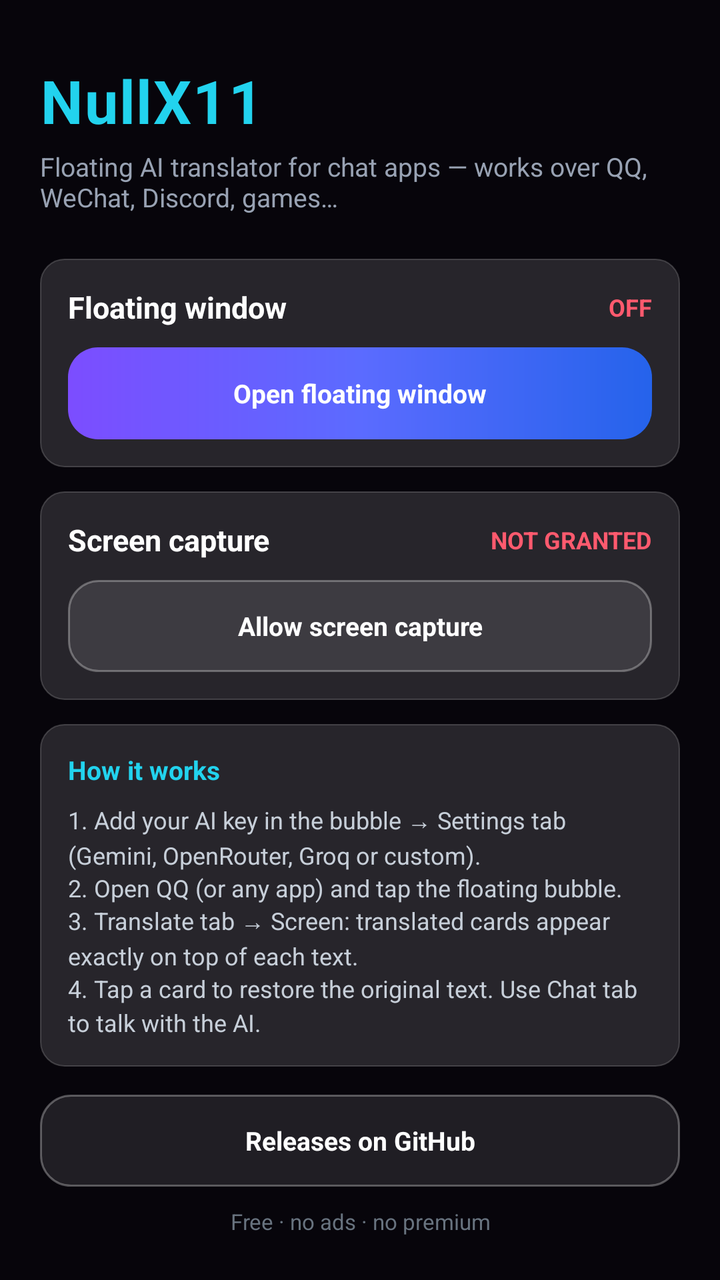
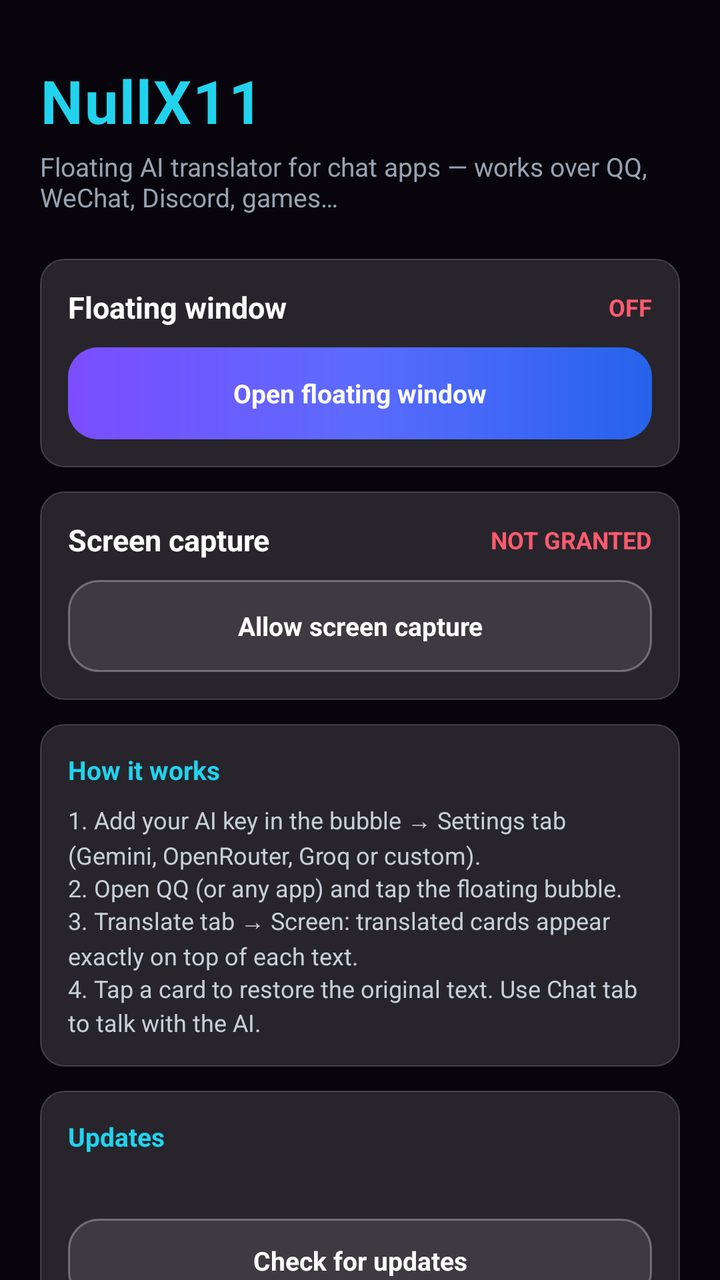

An Android layout rendered at two revisions. The XML below is the earlier revision; the diff shows what the commit changed to produce the second picture.
<!-- AndroidManifest.xml: application theme Theme.NullX11 -->
<!-- res/layout/activity_main.xml -->
<?xml version="1.0" encoding="utf-8"?>
<ScrollView xmlns:android="http://schemas.android.com/apk/res/android"
    android:layout_width="match_parent"
    android:layout_height="match_parent"
    android:fillViewport="true"
    android:scrollbars="none">

    <LinearLayout
        android:layout_width="match_parent"
        android:layout_height="wrap_content"
        android:orientation="vertical"
        android:padding="20dp">

        <TextView
            android:layout_width="wrap_content"
            android:layout_height="wrap_content"
            android:layout_marginTop="10dp"
            android:letterSpacing="0.02"
            android:text="@string/hero_title"
            android:textColor="#22D3EE"
            android:textSize="30sp"
            android:textStyle="bold" />

        <TextView
            android:layout_width="match_parent"
            android:layout_height="wrap_content"
            android:layout_marginTop="4dp"
            android:text="@string/hero_sub"
            android:textColor="#98A2B3"
            android:textSize="13sp" />

        <LinearLayout
            android:layout_width="match_parent"
            android:layout_height="wrap_content"
            android:layout_marginTop="22dp"
            android:background="@drawable/bg_input"
            android:orientation="vertical"
            android:padding="14dp">

            <LinearLayout
                android:layout_width="match_parent"
                android:layout_height="wrap_content"
                android:gravity="center_vertical"
                android:orientation="horizontal">

                <TextView
                    android:layout_width="0dp"
                    android:layout_weight="1"
                    android:layout_height="wrap_content"
                    android:text="@string/card_overlay_title"
                    android:textColor="#FFFFFF"
                    android:textSize="15sp"
                    android:textStyle="bold" />

                <TextView
                    android:id="@+id/tvStatusOverlay"
                    android:layout_width="wrap_content"
                    android:layout_height="wrap_content"
                    android:text="@string/status_off"
                    android:textColor="#FF5A6E"
                    android:textSize="12sp"
                    android:textStyle="bold" />
            </LinearLayout>

            <TextView
                android:id="@+id/btnOpenOverlay"
                android:layout_width="match_parent"
                android:layout_height="46dp"
                android:layout_marginTop="10dp"
                android:background="@drawable/bg_btn_primary"
                android:gravity="center"
                android:text="@string/btn_open_overlay"
                android:textColor="#FFFFFF"
                android:textSize="13sp"
                android:textStyle="bold" />
        </LinearLayout>

        <LinearLayout
            android:layout_width="match_parent"
            android:layout_height="wrap_content"
            android:layout_marginTop="12dp"
            android:background="@drawable/bg_input"
            android:orientation="vertical"
            android:padding="14dp">

            <LinearLayout
                android:layout_width="match_parent"
                android:layout_height="wrap_content"
                android:gravity="center_vertical"
                android:orientation="horizontal">

                <TextView
                    android:layout_width="0dp"
                    android:layout_weight="1"
                    android:layout_height="wrap_content"
                    android:text="@string/card_capture_title"
                    android:textColor="#FFFFFF"
                    android:textSize="15sp"
                    android:textStyle="bold" />

                <TextView
                    android:id="@+id/tvStatusCapture"
                    android:layout_width="wrap_content"
                    android:layout_height="wrap_content"
                    android:text="@string/capture_missing"
                    android:textColor="#FF5A6E"
                    android:textSize="12sp"
                    android:textStyle="bold" />
            </LinearLayout>

            <TextView
                android:id="@+id/btnGrantCapture"
                android:layout_width="match_parent"
                android:layout_height="46dp"
                android:layout_marginTop="10dp"
                android:background="@drawable/bg_btn_ghost"
                android:gravity="center"
                android:text="@string/btn_grant_capture"
                android:textColor="#FFFFFF"
                android:textSize="13sp"
                android:textStyle="bold" />
        </LinearLayout>

        <LinearLayout
            android:layout_width="match_parent"
            android:layout_height="wrap_content"
            android:layout_marginTop="12dp"
            android:background="@drawable/bg_input"
            android:orientation="vertical"
            android:padding="14dp">

            <TextView
                android:layout_width="wrap_content"
                android:layout_height="wrap_content"
                android:text="@string/steps_title"
                android:textColor="#22D3EE"
                android:textSize="13sp"
                android:textStyle="bold" />

            <TextView
                android:layout_width="match_parent"
                android:layout_height="wrap_content"
                android:layout_marginTop="8dp"
                android:lineSpacingExtra="3dp"
                android:text="@string/step_1"
                android:textColor="#C7CFD9"
                android:textSize="12sp" />

            <TextView
                android:layout_width="match_parent"
                android:layout_height="wrap_content"
                android:lineSpacingExtra="3dp"
                android:text="@string/step_2"
                android:textColor="#C7CFD9"
                android:textSize="12sp" />

            <TextView
                android:layout_width="match_parent"
                android:layout_height="wrap_content"
                android:lineSpacingExtra="3dp"
                android:text="@string/step_3"
                android:textColor="#C7CFD9"
                android:textSize="12sp" />

            <TextView
                android:layout_width="match_parent"
                android:layout_height="wrap_content"
                android:lineSpacingExtra="3dp"
                android:text="@string/step_4"
                android:textColor="#C7CFD9"
                android:textSize="12sp" />
        </LinearLayout>

        <TextView
            android:id="@+id/btnReleases"
            android:layout_width="match_parent"
            android:layout_height="46dp"
            android:layout_marginTop="14dp"
            android:background="@drawable/bg_btn_ghost"
            android:gravity="center"
            android:text="@string/btn_releases"
            android:textColor="#FFFFFF"
            android:textSize="13sp"
            android:textStyle="bold" />

        <TextView
            android:id="@+id/tvFooter"
            android:layout_width="match_parent"
            android:layout_height="wrap_content"
            android:layout_marginTop="10dp"
            android:layout_marginBottom="8dp"
            android:gravity="center"
            android:text="@string/footer_free"
            android:textColor="#68737F"
            android:textSize="11sp" />
    </LinearLayout>
</ScrollView>
<!-- resources referenced by this layout -->
<resources>
  <!-- drawable bg_btn_ghost (drawable) -->
  <?xml version="1.0" encoding="utf-8"?>
  <shape xmlns:android="http://schemas.android.com/apk/res/android" android:shape="rectangle">
      <corners android:radius="15dp" />
      <solid android:color="#1AFFFFFF" />
      <stroke android:width="1dp" android:color="#4DFFFFFF" />
  </shape>
  <!-- drawable bg_btn_primary (drawable) -->
  <?xml version="1.0" encoding="utf-8"?>
  <shape xmlns:android="http://schemas.android.com/apk/res/android" android:shape="rectangle">
      <corners android:radius="15dp" />
      <gradient
          android:angle="0"
          android:startColor="#7C4DFF"
          android:centerColor="#5B6BFF"
          android:endColor="#2563EB"
          android:type="linear" />
  </shape>
  <!-- drawable bg_input (drawable) -->
  <?xml version="1.0" encoding="utf-8"?>
  <shape xmlns:android="http://schemas.android.com/apk/res/android" android:shape="rectangle">
      <corners android:radius="12dp" />
      <solid android:color="#21FFFFFF" />
      <stroke android:width="0.75dp" android:color="#2EFFFFFF" />
  </shape>
  <string name="btn_grant_capture">Allow screen capture</string>
  <string name="btn_open_overlay">Open floating window</string>
  <string name="btn_releases">Releases on GitHub</string>
  <string name="capture_missing">NOT GRANTED</string>
  <string name="card_capture_title">Screen capture</string>
  <string name="card_overlay_title">Floating window</string>
  <string name="footer_free">Free · no ads · no premium</string>
  <string name="hero_sub">Floating AI translator for chat apps — works over QQ, WeChat, Discord, games…</string>
  <string name="hero_title">NullX11</string>
  <string name="status_off">OFF</string>
  <string name="step_1">1. Add your AI key in the bubble → Settings tab (Gemini, OpenRouter, Groq or custom).</string>
  <string name="step_2">2. Open QQ (or any app) and tap the floating bubble.</string>
  <string name="step_3">3. Translate tab → Screen: translated cards appear exactly on top of each text.</string>
  <string name="step_4">4. Tap a card to restore the original text. Use Chat tab to talk with the AI.</string>
  <string name="steps_title">How it works</string>
  <style name="Theme.NullX11" parent="Theme.Material3.Dark.NoActionBar">
          <item name="android:windowBackground">@color/nxBg</item>
          <item name="colorPrimary">@color/nxAccent</item>
          <item name="android:statusBarColor">@color/nxBg</item>
          <item name="android:navigationBarColor">@color/nxBg</item>
          <item name="android:windowLightStatusBar">false</item>
      </style>
  <color name="nxBg">#FF07050B</color>
  <color name="nxAccent">#7C4DFF</color>
</resources>

<!-- the commit's change to res/layout/activity_main.xml (unified diff, before → after) -->
@@ -170,6 +170,56 @@
                 android:textColor="#C7CFD9"
                 android:textSize="12sp" />
         </LinearLayout>
+
+        <LinearLayout
+            android:layout_width="match_parent"
+            android:layout_height="wrap_content"
+            android:layout_marginTop="12dp"
+            android:background="@drawable/bg_input"
+            android:orientation="vertical"
+            android:padding="14dp">
+
+            <TextView
+                android:layout_width="wrap_content"
+                android:layout_height="wrap_content"
+                android:text="@string/card_updates_title"
+                android:textColor="#22D3EE"
+                android:textSize="13sp"
+                android:textStyle="bold" />
+
+            <TextView
+                android:id="@+id/tvUpdateInfo"
+                android:layout_width="match_parent"
+                android:layout_height="wrap_content"
+                android:layout_marginTop="6dp"
+                android:text=""
+                android:textColor="#C7CFD9"
+                android:textSize="12sp" />
+
+            <TextView
+                android:id="@+id/btnUpdate"
+                android:layout_width="match_parent"
+                android:layout_height="42dp"
+                android:layout_marginTop="10dp"
+                android:background="@drawable/bg_btn_ghost"
+                android:gravity="center"
+                android:text="@string/btn_check_updates"
+                android:textColor="#FFFFFF"
+                android:textSize="13sp"
+                android:textStyle="bold" />
+        </LinearLayout>
+
+        <TextView
+            android:id="@+id/btnBattery"
+            android:layout_width="match_parent"
+            android:layout_height="42dp"
+            android:layout_marginTop="12dp"
+            android:background="@drawable/bg_btn_ghost"
+            android:gravity="center"
+            android:text="@string/btn_battery"
+            android:textColor="#FFFFFF"
+            android:textSize="12sp"
+            android:textStyle="bold" />
 
         <TextView
             android:id="@+id/btnReleases"
<!-- resource entries referenced after the edit -->
@@ -25,12 +25,15 @@
       <solid android:color="#21FFFFFF" />
       <stroke android:width="0.75dp" android:color="#2EFFFFFF" />
   </shape>
+  <string name="btn_battery">Keep app alive — ignore battery optimizations</string>
+  <string name="btn_check_updates">Check for updates</string>
   <string name="btn_grant_capture">Allow screen capture</string>
   <string name="btn_open_overlay">Open floating window</string>
   <string name="btn_releases">Releases on GitHub</string>
   <string name="capture_missing">NOT GRANTED</string>
   <string name="card_capture_title">Screen capture</string>
   <string name="card_overlay_title">Floating window</string>
+  <string name="card_updates_title">Updates</string>
   <string name="footer_free">Free · no ads · no premium</string>
   <string name="hero_sub">Floating AI translator for chat apps — works over QQ, WeChat, Discord, games…</string>
   <string name="hero_title">NullX11</string>
